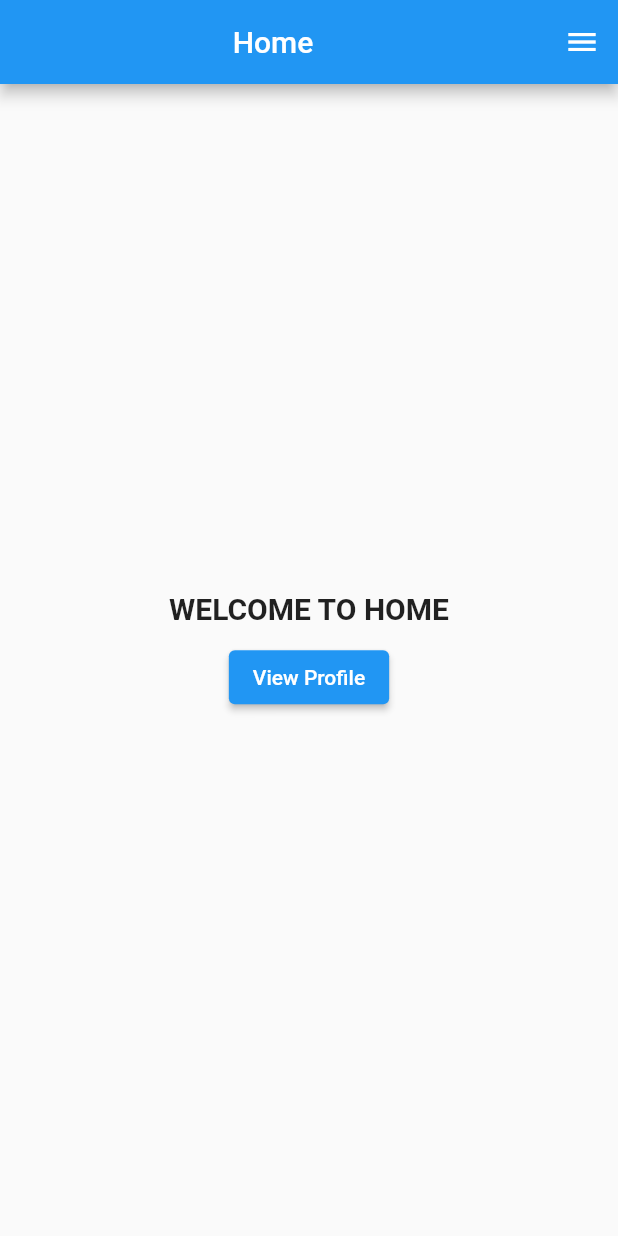
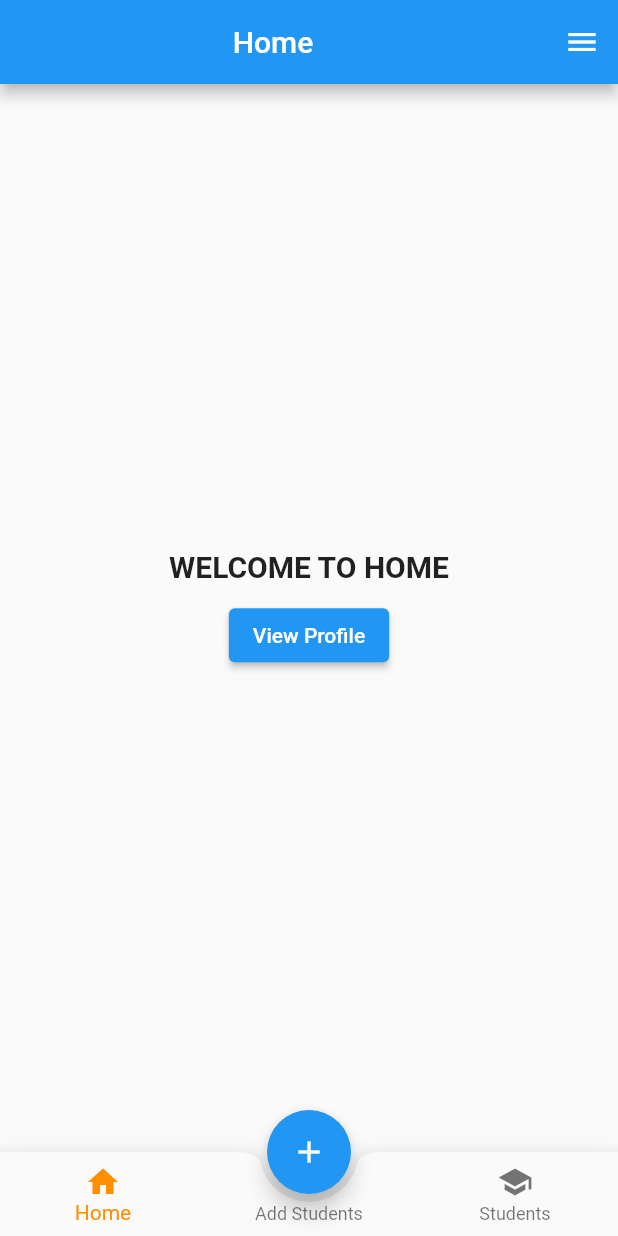
Before and after one commit to sukanto113/profile-app, a Flutter app: the HomePage screen opened directly, after a tap on the "menu" icon, after a tap on "Home", on a phone screen of 412 x 824 dp. Run offline on Flutter 3.47's test engine with Material 2 defaults, Android fonts, the phone set to English and light mode, and no system bars; our stand-ins replace email_validator, flutter_hooks, flutter_riverpod, hooks_riverpod, shared_preferences, sqflite; accounts and stored records are empty.

Commit message:
add bottom nav

```diff
--- a/lib/main.dart
+++ b/lib/main.dart
@@ -18,7 +18,7 @@ class MyApp extends StatelessWidget {
       theme: ThemeData(
         primarySwatch: Colors.blue,
       ),
-      home: const StudentList(),
+      home: const SplashPage(),
     );
   }
 }
--- a/lib/view/page/home.dart
+++ b/lib/view/page/home.dart
@@ -15,6 +15,7 @@ class HomePage extends StatefulWidget{
 class _HomePageState extends State<HomePage> {
 
   User _user = const User(name: "", email: "");
+  int _selectedIndex = 0;
 
   void _onViewProfileTab() {
     _openProfilePage();
@@ -36,13 +37,49 @@ class _HomePageState extends State<HomePage> {
     super.initState();
   }
 
+  void _onItemTapped(int index) {
+    if (index == 1) return;
+    setState(() {
+      _selectedIndex = index;
+    });
+  }
+
   @override
   Widget build(BuildContext context) {
     return Scaffold(
       appBar: AppBar(
         title: const Center(child: Text("Home")),
       ),
+      floatingActionButton: FloatingActionButton(onPressed: () {  },
+      child: IconButton(icon: const Icon(Icons.add), onPressed: () {  },),
+      ),
+      floatingActionButtonLocation: FloatingActionButtonLocation.centerDocked,
       endDrawer: AppNavigationDrawer(user: _user),
+      bottomNavigationBar: BottomAppBar(
+        shape: const CircularNotchedRectangle(),
+        notchMargin: 5.0,
+        clipBehavior: Clip.antiAlias,
+        child: BottomNavigationBar(
+          items: const [
+            BottomNavigationBarItem(
+              icon: Icon(Icons.home),
+              label: 'Home',
+            ),
+            BottomNavigationBarItem(
+              icon: Icon(null),
+              label: 'Add Students',
+            ),
+            BottomNavigationBarItem(
+
+              icon: Icon(Icons.school),
+              label: 'Students',
+            ),
+          ],
+          currentIndex: _selectedIndex,
+          selectedItemColor: Colors.amber[800],
+          onTap: _onItemTapped,
+        ),
+      ),
       body: Center(
         child: Column(
           mainAxisAlignment: MainAxisAlignment.center,
```
